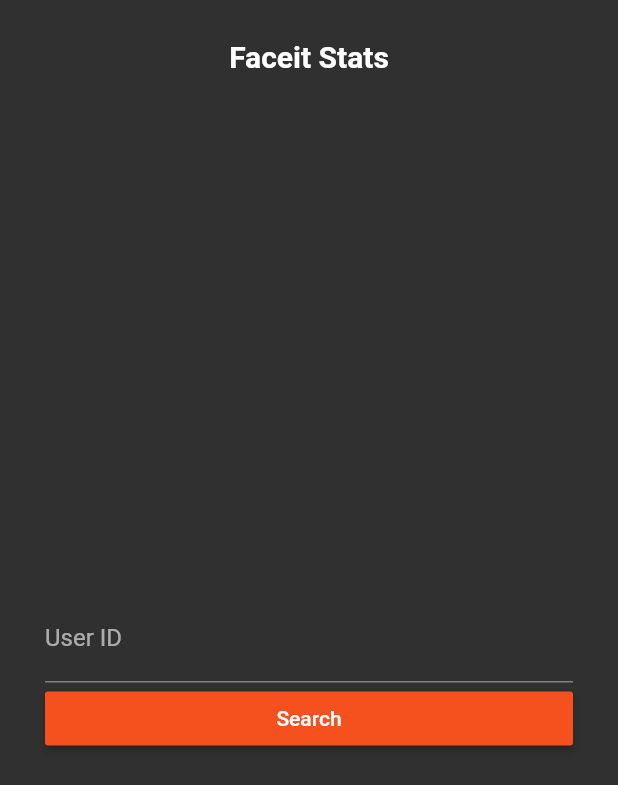
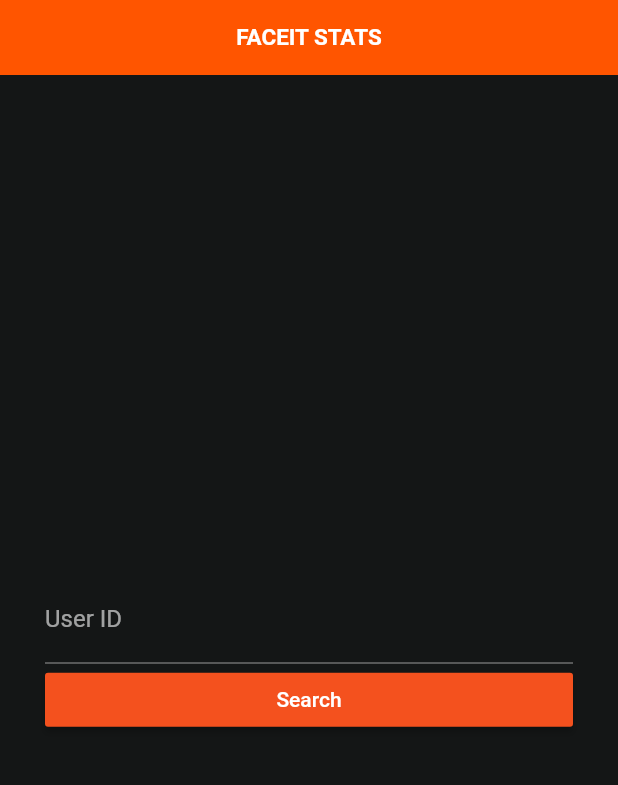
Before and after one commit to ohIcee/faceit_stats_mobile, a Flutter app: the screen it shows after launch, on a phone screen of 412 x 824 dp. Shown: the top 785 px of the screen. Run offline on Flutter 3.47's test engine with Material 2 defaults, Android fonts, the phone set to English and light mode, and no system bars; our stand-ins replace charts_flutter, firebase_remote_config, flutter_svg, google_fonts; missing offline and left inert: time_formatter; accounts and stored records are empty; Roboto replaces fonts that are missing (Play).

```diff
--- a/lib/api/PlayerSearch.dart
+++ b/lib/api/PlayerSearch.dart
@@ -40,7 +40,7 @@ class PlayerSearch {
         decodedJSON["games"]["csgo"], CSGOdecodedJSON);
     // </ CSGO DETAILS >
 
-    _user.setCsgoDetails(_csgoDetails);
+    _user.setCsgoDetails = _csgoDetails;
 
     return _user;
   }
--- /dev/null
+++ b/lib/appBar.dart
@@ -0,0 +1,20 @@
+import 'package:flutter/material.dart';
+
+class CustomAppBar extends StatelessWidget {
+  @override
+  Widget build(BuildContext context) {
+    return Container(
+      color: Color.fromRGBO(255, 85, 0, 1),
+      alignment: Alignment.center,
+      height: 50.0,
+      child: Text(
+        "FACEIT STATS",
+        style: TextStyle(
+          fontSize: 15.0,
+          fontWeight: FontWeight.bold,
+          color: Colors.white,
+        ),
+      ),
+    );
+  }
+}
--- a/lib/main.dart
+++ b/lib/main.dart
@@ -15,6 +15,10 @@ class MyApp extends StatefulWidget {
 class _AppState extends State<MyApp> {
   @override
   Widget build(BuildContext context) {
+    SystemChrome.setSystemUIOverlayStyle(SystemUiOverlayStyle(
+      statusBarColor: Color.fromRGBO(255, 85, 0, 1),
+      systemNavigationBarColor: Color.fromRGBO(20, 22, 22, 1),
+    ));
     SystemChrome.setPreferredOrientations([
       DeviceOrientation.portraitUp,
     ]);
--- a/lib/models/user.dart
+++ b/lib/models/user.dart
@@ -6,6 +6,9 @@ class User {
   final String avatarImgLink;
   final String country;
   final String coverImgLink;
+  final String steam_id_64;
+  final String faceit_url;
+
   // ignore: non_constant_identifier_names
   CsgoDetails CSGODetails;
 
@@ -14,19 +17,29 @@ class User {
     this.nickname,
     this.avatarImgLink,
     this.country,
-    this.coverImgLink
+    this.coverImgLink,
+    this.steam_id_64,
+    this.faceit_url,
   });
 
-  void setCsgoDetails(CsgoDetails details) => CSGODetails = details;
-  CsgoDetails getCsgoDetails() => CSGODetails;
+  set setCsgoDetails(CsgoDetails details) => CSGODetails = details;
 
-  factory User.fromJson (Map<String, dynamic> parsedJSON) {
+  CsgoDetails get getCsgoDetails => CSGODetails;
+
+  String get getSteamURL =>
+      "http://steamcommunity.com/profiles/${this.steam_id_64}";
+
+  String get getFaceItURL => faceit_url.replaceAll("{lang}", "en");
+
+  factory User.fromJson(Map<String, dynamic> parsedJSON) {
     return User(
-        userID: parsedJSON["player_id"],
-        nickname: parsedJSON["nickname"],
-        avatarImgLink: parsedJSON["avatar"],
-        country: parsedJSON["country"],
-        coverImgLink: parsedJSON["cover_image"]
+      userID: parsedJSON["player_id"],
+      nickname: parsedJSON["nickname"],
+      avatarImgLink: parsedJSON["avatar"],
+      country: parsedJSON["country"],
+      coverImgLink: parsedJSON["cover_image"],
+      steam_id_64: parsedJSON["steam_id_64"],
+      faceit_url: parsedJSON["faceit_url"],
     );
   }
 }
--- a/lib/pages/UserSearch/UserMapStatsTab.dart
+++ b/lib/pages/UserSearch/UserMapStatsTab.dart
@@ -65,10 +65,10 @@ class UserMapStatsTabState extends State<UserMapStatsTab> {
       padding: EdgeInsets.symmetric(
         horizontal: 20.0,
       ),
-      itemCount: _user.getCsgoDetails().map_stats.length,
+      itemCount: _user.getCsgoDetails.map_stats.length,
       physics: BouncingScrollPhysics(),
       itemBuilder: (context, index) {
-        var map = _user.getCsgoDetails().map_stats[index];
+        var map = _user.getCsgoDetails.map_stats[index];
         return _buildMapStatsCard(map);
       },
     );
--- a/lib/pages/UserSearch/UserMatchHistoryTab.dart
+++ b/lib/pages/UserSearch/UserMatchHistoryTab.dart
@@ -4,6 +4,7 @@ import 'package:faceit_stats/models/Match.dart';
 import 'package:faceit_stats/models/user.dart';
 
 import 'package:flutter/material.dart';
+import 'package:flutter/services.dart';
 import 'package:time_formatter/time_formatter.dart';
 
 class UserMatchHistoryTab extends StatefulWidget {
@@ -207,6 +208,7 @@ class UserMatchHistoryTabState extends State<UserMatchHistoryTab> {
 
   void loadNextMatchHistory(int num) async {
     setState(() => isLoadingMatches = true);
+    HapticFeedback.vibrate();
     await MatchHistory.LoadNext(num);
     setState(() => isLoadingMatches = false);
   }
--- a/lib/pages/home.dart
+++ b/lib/pages/home.dart
@@ -1,8 +1,10 @@
 import 'package:flutter/material.dart';
+import 'package:flutter/services.dart';
 
 import 'package:faceit_stats/api/PlayerSearch.dart';
 import 'package:faceit_stats/api/MatchHistory.dart';
 import 'package:faceit_stats/helpers/RemoteConfigManager.dart';
+import 'package:faceit_stats/appBar.dart';
 
 class HomePage extends StatefulWidget {
   static const routeName = '/';
@@ -39,10 +41,11 @@ class _HomePageState extends State<HomePage> {
   @override
   Widget build(BuildContext context) {
     return Scaffold(
+      backgroundColor: Color.fromRGBO(20, 22, 22, 1),
       body: SafeArea(
         child: Column(
           children: <Widget>[
-            appBar(),
+            CustomAppBar(),
             searchSection(),
           ],
         ),
@@ -83,6 +86,7 @@ class _HomePageState extends State<HomePage> {
   }
 
   Future<void> searchUser() async {
+    HapticFeedback.selectionClick();
     setState(() => isLoaded = false);
     MatchHistory.ResetMatchHistory();
 
@@ -90,20 +94,7 @@ class _HomePageState extends State<HomePage> {
     await PlayerSearch.GetUserGameDetails(username, "csgo");
     await MatchHistory.LoadNext(20);
     setState(() => isLoaded = true);
+    HapticFeedback.vibrate();
     Navigator.pushNamed(context, '/userDetails');
   }
-
-  Widget appBar() {
-    return Container(
-      alignment: Alignment.center,
-      height: 75.0,
-      child: Text(
-        "Faceit Stats",
-        style: TextStyle(
-          fontSize: 20.0,
-          fontWeight: FontWeight.w600,
-        ),
-      ),
-    );
-  }
 }
```
Also changed, not shown: lib/helpers/FavouritesManager.dart (added, +38 -0 lines), lib/pages/UserSearch/UserDetailsTab.dart (+60 -3 lines), lib/pages/UserSearch/userDetails.dart (+2 -16 lines), pubspec.yaml (+4 -3 lines), assets/faceit_logo.svg (added), assets/map_images/de_cbble.jpg (added), assets/steam.svg (added), pubspec.lock.
